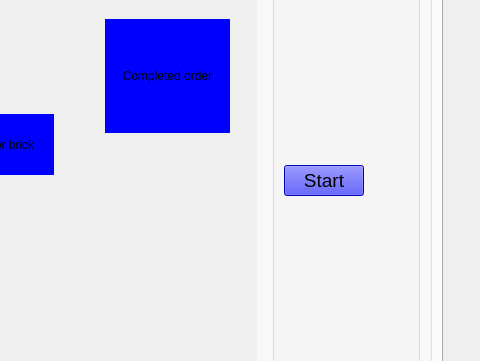
This is fmApp/sdu/rsd_group1/HMI/ui/main_window.ui in sdu-rsd-group1/FroboMind as Qt 5 draws it before an edit; both pictures show x 464 to 944 and y 182 to 543 of the 944 by 704 pixel window. The edited form follows.
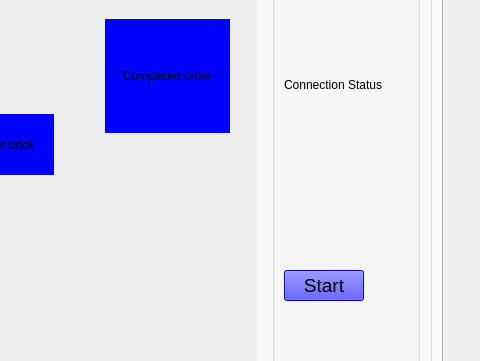
This is the edited form. Icons and pictures are not drawn.

```diff
--- a/fmApp/sdu/rsd_group1/HMI/ui/main_window.ui
+++ b/fmApp/sdu/rsd_group1/HMI/ui/main_window.ui
@@ -5517,6 +5517,19 @@
                 <string>Control</string>
                </property>
                <layout class="QVBoxLayout" name="verticalLayout_8">
+                <item>
+                 <widget class="QLabel" name="lbl_ConnectionStatus">
+                  <property name="maximumSize">
+                   <size>
+                    <width>16777215</width>
+                    <height>50</height>
+                   </size>
+                  </property>
+                  <property name="text">
+                   <string>Connection Status</string>
+                  </property>
+                 </widget>
+                </item>
                 <item>
                  <widget class="QPushButton" name="btn_master">
                   <property name="sizePolicy">
```
